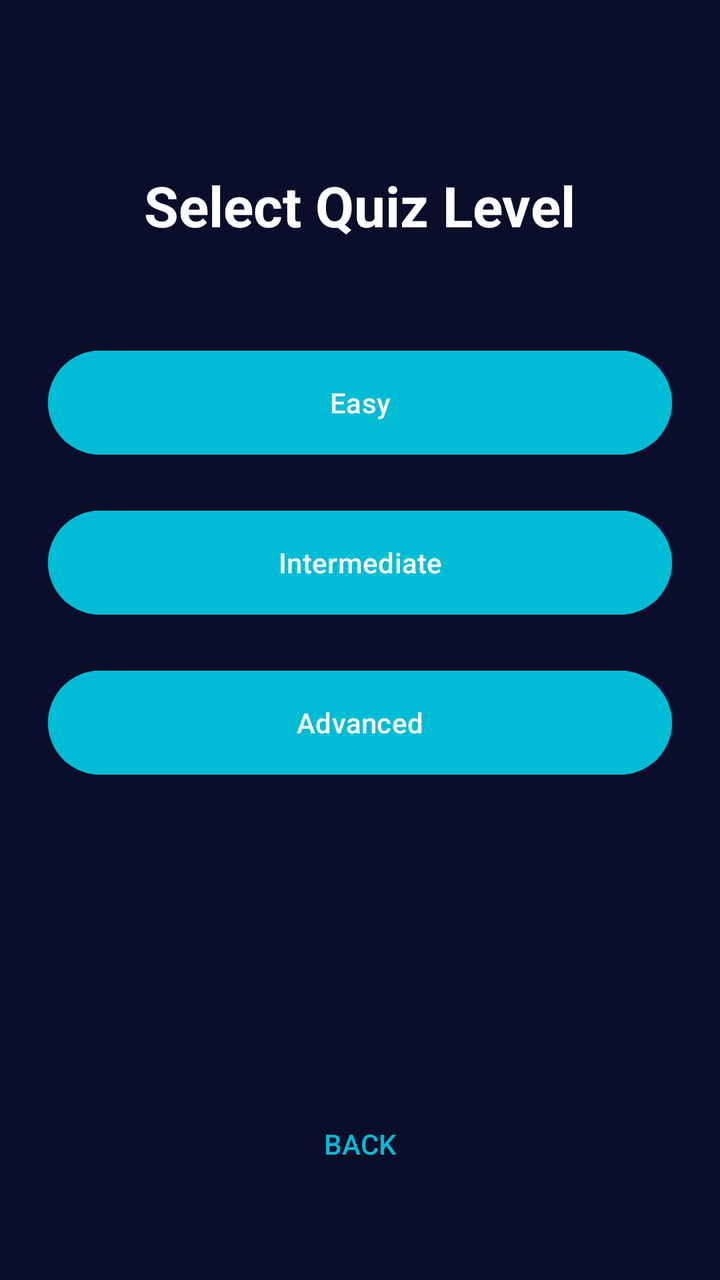
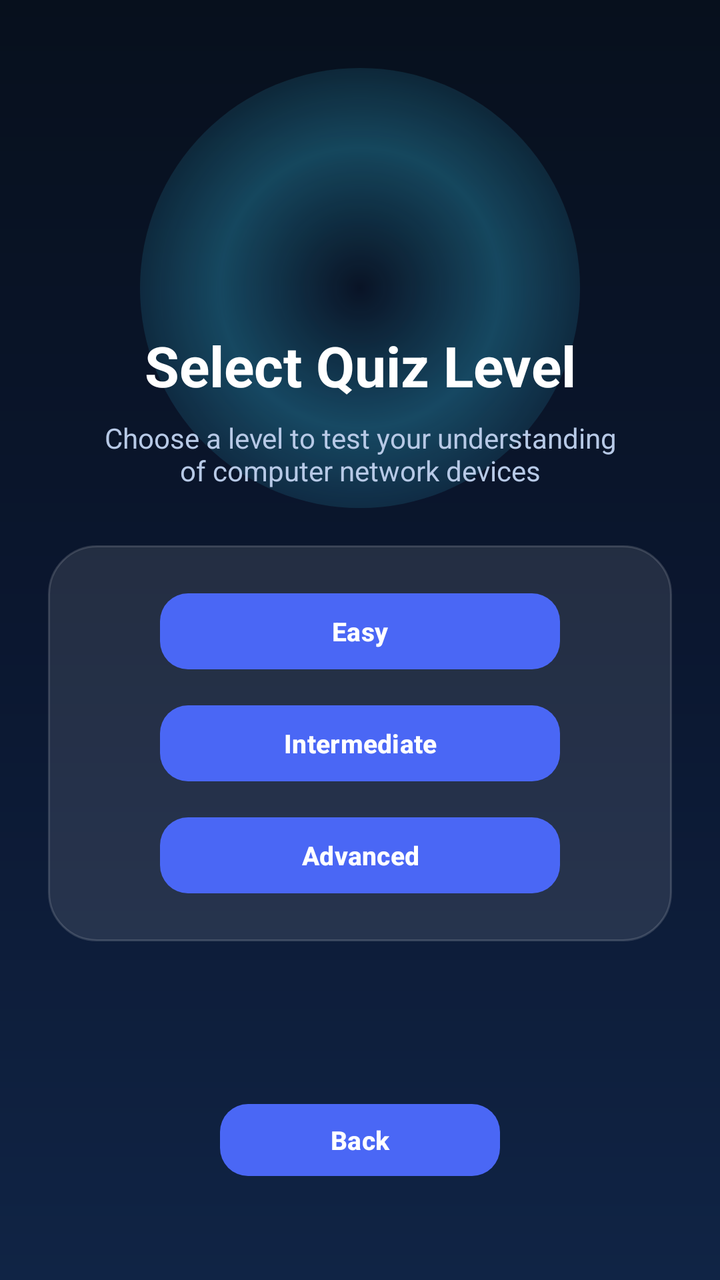

Compare the two renders of this Android layout. The source of the first and the diff that turns it into the second are given below.
<!-- AndroidManifest.xml: application theme Theme.ComputerNetworkDeviceARApp -->
<!-- res/layout/activity_quiz_level.xml -->
<?xml version="1.0" encoding="utf-8"?>
<RelativeLayout xmlns:android="http://schemas.android.com/apk/res/android"
    android:layout_width="match_parent"
    android:layout_height="match_parent"
    android:background="#0A0E2A"
    android:padding="24dp">

    <TextView
        android:id="@+id/tvQuizTitle"
        android:layout_width="wrap_content"
        android:layout_height="wrap_content"
        android:text="Select Quiz Level"
        android:textColor="#FFFFFF"
        android:textSize="28sp"
        android:textStyle="bold"
        android:layout_centerHorizontal="true"
        android:layout_marginTop="60dp"/>

    <Button
        android:id="@+id/btnEasy"
        android:layout_width="match_parent"
        android:layout_height="60dp"
        android:text="Easy"
        android:textColor="#FFFFFF"
        android:backgroundTint="#00BCD4"
        android:layout_below="@id/tvQuizTitle"
        android:layout_marginTop="50dp"/>

    <Button
        android:id="@+id/btnIntermediate"
        android:layout_width="match_parent"
        android:layout_height="60dp"
        android:text="Intermediate"
        android:textColor="#FFFFFF"
        android:backgroundTint="#00BCD4"
        android:layout_below="@id/btnEasy"
        android:layout_marginTop="20dp"/>

    <Button
        android:id="@+id/btnAdvanced"
        android:layout_width="match_parent"
        android:layout_height="60dp"
        android:text="Advanced"
        android:textColor="#FFFFFF"
        android:backgroundTint="#00BCD4"
        android:layout_below="@id/btnIntermediate"
        android:layout_marginTop="20dp"/>

    <Button
        android:id="@+id/btnBack"
        android:layout_width="wrap_content"
        android:layout_height="wrap_content"
        android:text="Back"
        android:textColor="#00BCD4"
        style="?android:attr/borderlessButtonStyle"
        android:layout_alignParentBottom="true"
        android:layout_centerHorizontal="true"
        android:layout_marginBottom="20dp"/>

</RelativeLayout>
<!-- resources referenced by this layout -->
<resources>
  <style name="Theme.ComputerNetworkDeviceARApp" parent="Base.Theme.ComputerNetworkDeviceARApp" />
  <style name="Base.Theme.ComputerNetworkDeviceARApp" parent="Theme.Material3.DayNight.NoActionBar">
          
          
      </style>
</resources>

<!-- the commit's change to res/layout/activity_quiz_level.xml (unified diff, before → after) -->
@@ -1,60 +1,120 @@
 <?xml version="1.0" encoding="utf-8"?>
 <RelativeLayout xmlns:android="http://schemas.android.com/apk/res/android"
+    xmlns:app="http://schemas.android.com/apk/res-auto"
     android:layout_width="match_parent"
     android:layout_height="match_parent"
-    android:background="#0A0E2A"
+    android:background="@drawable/bg_main_gradient"
     android:padding="24dp">
+
+    <View
+        android:id="@+id/topGlow"
+        android:layout_width="220dp"
+        android:layout_height="220dp"
+        android:layout_centerHorizontal="true"
+        android:layout_marginTop="10dp"
+        android:background="@drawable/bg_glow_circle" />
+
+    <ImageView
+        android:id="@+id/imgQuizIcon"
+        android:layout_width="84dp"
+        android:layout_height="84dp"
+        android:layout_centerHorizontal="true"
+        android:layout_marginTop="38dp"
+        android:src="@mipmap/ic_launcher"
+        android:scaleType="fitCenter" />
 
     <TextView
         android:id="@+id/tvQuizTitle"
-        android:layout_width="wrap_content"
+        android:layout_width="match_parent"
         android:layout_height="wrap_content"
+        android:layout_below="@id/imgQuizIcon"
+        android:layout_marginTop="18dp"
         android:text="Select Quiz Level"
+        android:textAlignment="center"
         android:textColor="#FFFFFF"
         android:textSize="28sp"
-        android:textStyle="bold"
-        android:layout_centerHorizontal="true"
-        android:layout_marginTop="60dp"/>
+        android:textStyle="bold" />
 
-    <Button
-        android:id="@+id/btnEasy"
+    <TextView
+        android:id="@+id/tvQuizSubtitle"
         android:layout_width="match_parent"
-        android:layout_height="60dp"
-        android:text="Easy"
-        android:textColor="#FFFFFF"
-        android:backgroundTint="#00BCD4"
+        android:layout_height="wrap_content"
         android:layout_below="@id/tvQuizTitle"
-        android:layout_marginTop="50dp"/>
+        android:layout_marginTop="8dp"
+        android:text="Choose a level to test your understanding of computer network devices"
+        android:textAlignment="center"
+        android:textColor="#B7C9E6"
+        android:textSize="14sp"
+        android:paddingStart="20dp"
+        android:paddingEnd="20dp" />
 
-    <Button
-        android:id="@+id/btnIntermediate"
+    <LinearLayout
+        android:id="@+id/quizCard"
         android:layout_width="match_parent"
-        android:layout_height="60dp"
-        android:text="Intermediate"
-        android:textColor="#FFFFFF"
-        android:backgroundTint="#00BCD4"
-        android:layout_below="@id/btnEasy"
-        android:layout_marginTop="20dp"/>
+        android:layout_height="wrap_content"
+        android:layout_below="@id/tvQuizSubtitle"
+        android:layout_marginTop="28dp"
+        android:orientation="vertical"
+        android:gravity="center_horizontal"
+        android:background="@drawable/bg_info_card"
+        android:padding="20dp">
 
-    <Button
-        android:id="@+id/btnAdvanced"
-        android:layout_width="match_parent"
-        android:layout_height="60dp"
-        android:text="Advanced"
-        android:textColor="#FFFFFF"
-        android:backgroundTint="#00BCD4"
-        android:layout_below="@id/btnIntermediate"
-        android:layout_marginTop="20dp"/>
+        <com.google.android.material.button.MaterialButton
+            android:id="@+id/btnEasy"
+            android:layout_width="200dp"
+            android:layout_height="46dp"
+            android:layout_gravity="center_horizontal"
+            android:text="Easy"
+            android:textAllCaps="false"
+            android:textColor="#FFFFFF"
+            android:textSize="13sp"
+            android:textStyle="bold"
+            app:backgroundTint="#4A67F5"
+            app:cornerRadius="14dp" />
 
-    <Button
+        <com.google.android.material.button.MaterialButton
+            android:id="@+id/btnIntermediate"
+            android:layout_width="200dp"
+            android:layout_height="46dp"
+            android:layout_marginTop="10dp"
+            android:layout_gravity="center_horizontal"
+            android:text="Intermediate"
+            android:textAllCaps="false"
+            android:textColor="#FFFFFF"
+            android:textSize="13sp"
+            android:textStyle="bold"
+            app:backgroundTint="#4A67F5"
+            app:cornerRadius="14dp" />
+
+        <com.google.android.material.button.MaterialButton
+            android:id="@+id/btnAdvanced"
+            android:layout_width="200dp"
+            android:layout_height="46dp"
+            android:layout_marginTop="10dp"
+            android:layout_gravity="center_horizontal"
+            android:text="Advanced"
+            android:textAllCaps="false"
+            android:textColor="#FFFFFF"
+            android:textSize="13sp"
+            android:textStyle="bold"
+            app:backgroundTint="#4A67F5"
+            app:cornerRadius="14dp" />
+
+    </LinearLayout>
+
+    <com.google.android.material.button.MaterialButton
         android:id="@+id/btnBack"
-        android:layout_width="wrap_content"
-        android:layout_height="wrap_content"
-        android:text="Back"
-        android:textColor="#00BCD4"
-        style="?android:attr/borderlessButtonStyle"
+        android:layout_width="140dp"
+        android:layout_height="44dp"
         android:layout_alignParentBottom="true"
         android:layout_centerHorizontal="true"
-        android:layout_marginBottom="20dp"/>
+        android:layout_marginBottom="24dp"
+        android:text="Back"
+        android:textAllCaps="false"
+        android:textColor="#FFFFFF"
+        android:textSize="13sp"
+        android:textStyle="bold"
+        app:backgroundTint="#4A67F5"
+        app:cornerRadius="14dp" />
 
 </RelativeLayout>
<!-- resource entries referenced after the edit -->
@@ -1,6 +1,42 @@
 <!-- resources referenced by this layout -->
 <resources>
+  <!-- drawable bg_glow_circle (drawable) -->
+  <?xml version="1.0" encoding="utf-8"?>
+  <shape xmlns:android="http://schemas.android.com/apk/res/android"
+      android:shape="oval">
+      <gradient
+          android:type="radial"
+          android:gradientRadius="140dp"
+          android:centerColor="#4438D6FF"
+          android:endColor="#0038D6FF" />
+  </shape>
+  <!-- drawable bg_info_card (drawable) -->
+  <?xml version="1.0" encoding="utf-8"?>
+  <shape xmlns:android="http://schemas.android.com/apk/res/android">
+      <solid android:color="#1AFFFFFF" />
+      <corners android:radius="24dp" />
+      <stroke
+          android:width="1dp"
+          android:color="#26FFFFFF" />
+  </shape>
+  <!-- drawable bg_main_gradient (drawable) -->
+  <?xml version="1.0" encoding="utf-8"?>
+  <shape xmlns:android="http://schemas.android.com/apk/res/android">
+      <gradient
+          android:angle="270"
+          android:startColor="#07101D"
+          android:centerColor="#0B1730"
+          android:endColor="#102445" />
+  </shape>
+  <!-- mipmap ic_launcher (mipmap-anydpi-v26) -->
+  <?xml version="1.0" encoding="utf-8"?>
+  <adaptive-icon xmlns:android="http://schemas.android.com/apk/res/android">
+      <background android:drawable="@drawable/ic_launcher_background"/>
+      <foreground android:drawable="@mipmap/ic_launcher_foreground"/>
+      <monochrome android:drawable="@mipmap/ic_launcher_foreground"/>
+  </adaptive-icon>
   <style name="Theme.ComputerNetworkDeviceARApp" parent="Base.Theme.ComputerNetworkDeviceARApp" />
+  <!-- drawable ic_launcher_background: vector/xml drawable (drawable, 4866 chars, omitted) -->
   <style name="Base.Theme.ComputerNetworkDeviceARApp" parent="Theme.Material3.DayNight.NoActionBar">
           
           
